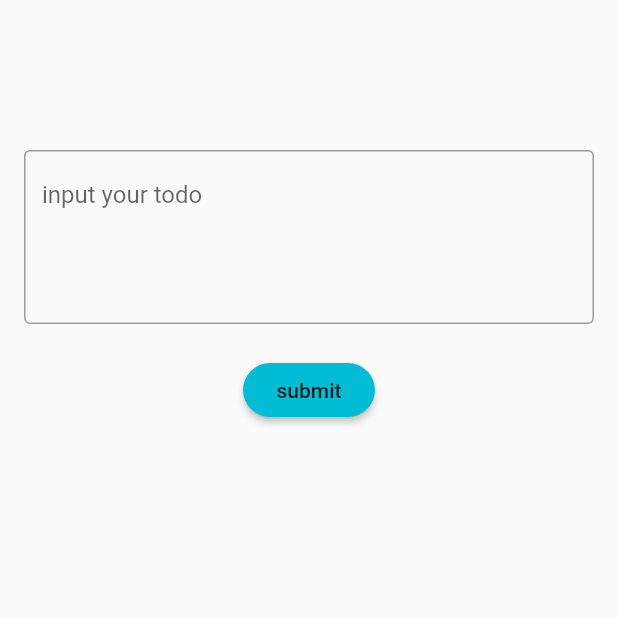
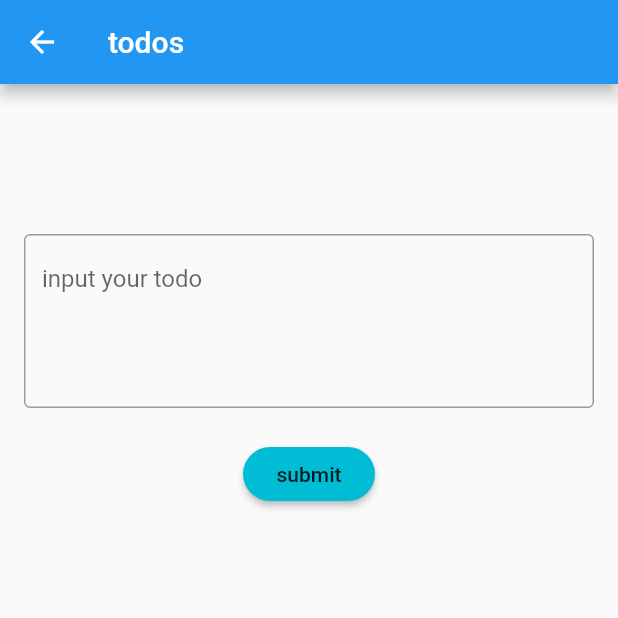
Before and after one commit to shogo-ma/todo_bloc, a Flutter app: the AddTodoScreen screen opened directly, on a phone screen of 412 x 824 dp, the top half of it. Run offline on Flutter 3.47's test engine with Material 2 defaults, Android fonts, the phone set to English and light mode, and no system bars; our stand-ins replace bloc, equatable, flutter_bloc.

Commit message:
:+1: add app bar to add_todo_screen

```diff
--- a/lib/screens/add_todo_screen.dart
+++ b/lib/screens/add_todo_screen.dart
@@ -23,6 +23,9 @@ class AddTodoScreen extends StatelessWidget {
     );
 
     return Scaffold(
+      appBar: AppBar(
+        title: Text("todos"),
+      ),
       body: Center(
         child: Column(
           children: <Widget>[
```
